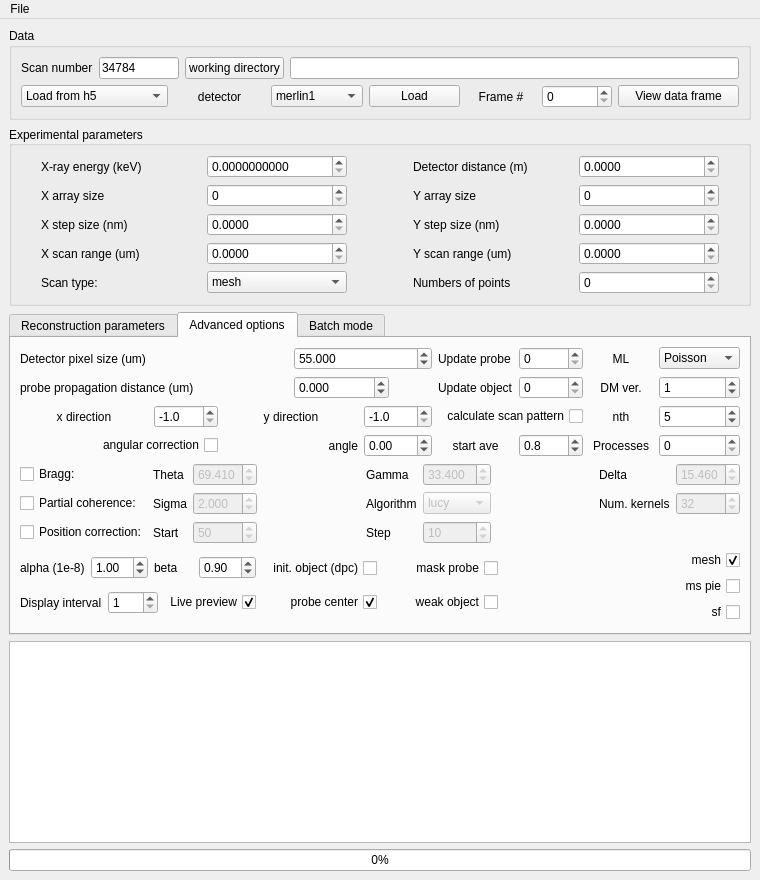
Before: the Qt Designer form ui/ui_dpc_v2.ui in NSLS-II/ptycho_gui, drawn with Qt 5.
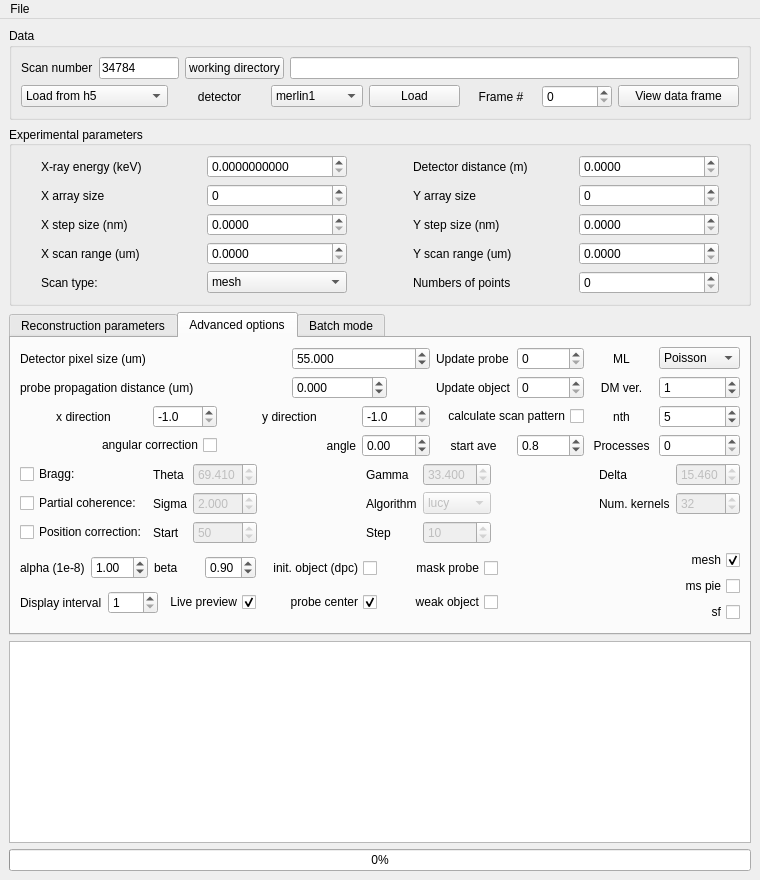
After: the same form once the commit is applied. The open tabs and pages were chosen to show the change.

Patch:
```diff
--- a/ui/ui_dpc_v2.ui
+++ b/ui/ui_dpc_v2.ui
@@ -1087,7 +1087,11 @@
            </widget>
           </item>
           <item row="0" column="7">
-           <widget class="QSpinBox" name="sp_start_update_probe"/>
+           <widget class="QSpinBox" name="sp_start_update_probe">
+            <property name="maximum">
+             <number>1000000</number>
+            </property>
+           </widget>
           </item>
           <item row="2" column="9">
            <widget class="QSpinBox" name="sp_nth">
@@ -1104,6 +1108,12 @@
             <property name="decimals">
              <number>1</number>
             </property>
+            <property name="maximum">
+             <double>1.000000000000000</double>
+            </property>
+            <property name="singleStep">
+             <double>0.100000000000000</double>
+            </property>
             <property name="value">
              <double>0.800000000000000</double>
             </property>
@@ -1246,7 +1256,11 @@
            </widget>
           </item>
           <item row="1" column="7">
-           <widget class="QSpinBox" name="sp_start_update_object"/>
+           <widget class="QSpinBox" name="sp_start_update_object">
+            <property name="maximum">
+             <number>1000000</number>
+            </property>
+           </widget>
           </item>
           <item row="1" column="9">
            <widget class="QSpinBox" name="sp_dm_version">
@@ -1300,6 +1314,9 @@
             <property name="decimals">
              <number>3</number>
             </property>
+            <property name="maximum">
+             <double>1000.000000000000000</double>
+            </property>
             <property name="value">
              <double>55.000000000000000</double>
             </property>
@@ -1572,7 +1589,10 @@
                  <number>2</number>
                 </property>
                 <property name="maximum">
-                 <double>96.989999999999995</double>
+                 <double>2.000000000000000</double>
+                </property>
+                <property name="singleStep">
+                 <double>0.100000000000000</double>
                 </property>
                 <property name="value">
                  <double>0.900000000000000</double>
```
Left out of the diff: 4 changed lines with no effect on the pictures.
